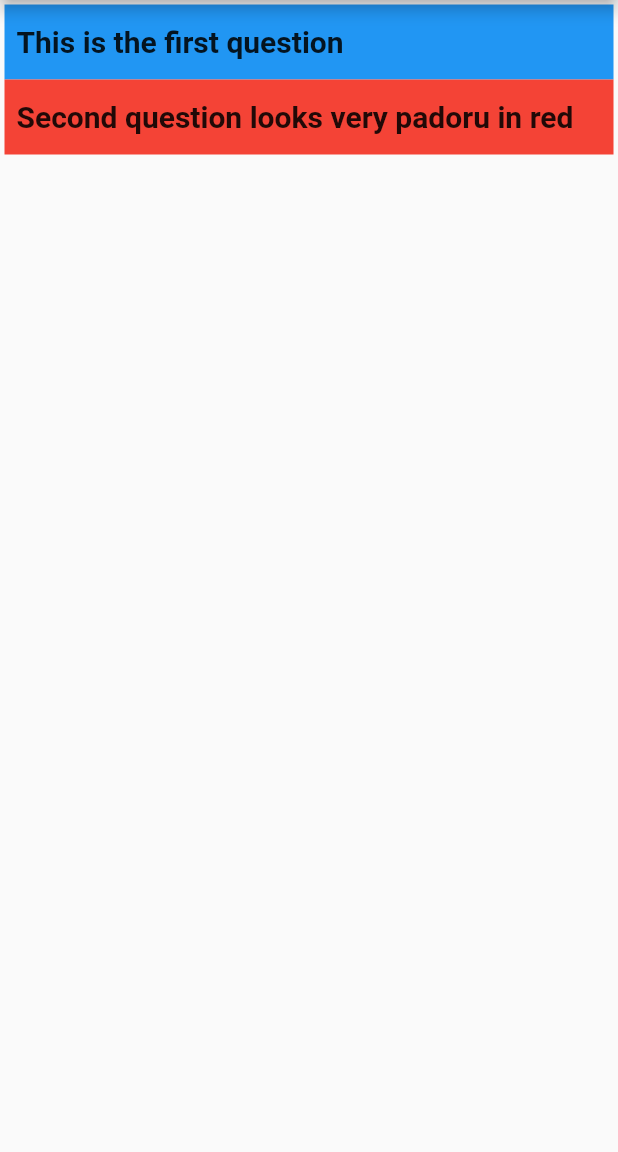
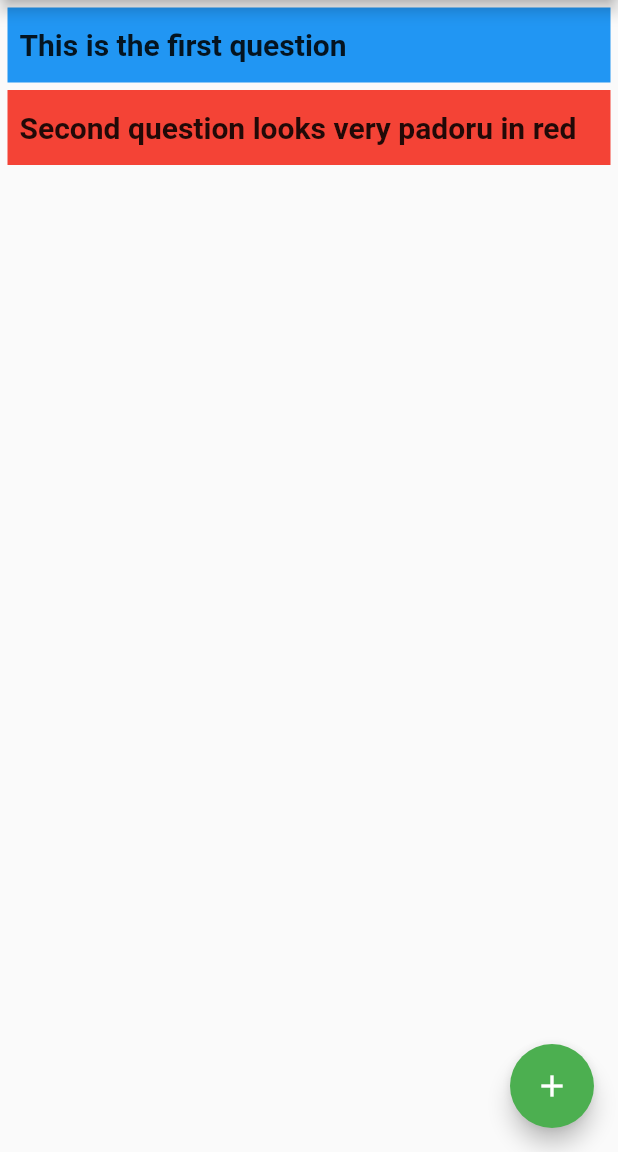
Before and after one commit to Educorreia932/FEUP-ESOF, a Flutter app: the screen it shows after launch, on a phone screen of 412 x 824 dp, the part 84-1236 px from its top. Run offline on Flutter 3.47's test engine with Material 2 defaults, Android fonts, the phone set to English and light mode, and no system bars.

Commit message:
floating button to add questions

```diff
--- a/ask_away/lib/main.dart
+++ b/ask_away/lib/main.dart
@@ -50,6 +50,10 @@ class MyHomePage extends StatefulWidget {
   _MyHomePageState createState() => _MyHomePageState();
 }
 
+void createQuestion(){
+  return;
+}
+
 class _MyHomePageState extends State<MyHomePage> {
   int _counter = 0;
 
@@ -59,11 +63,14 @@ class _MyHomePageState extends State<MyHomePage> {
         appBar: AppBar(
           title: Text(widget.title),
         ),
-        body: Center(
+        body: Stack(children: [
+          Container(
+            height: 520,
             child: ListView(
-            padding: const EdgeInsets.all(3),
+              padding: const EdgeInsets.symmetric(vertical: 0, horizontal: 5),
               children: <Widget>[
                 Container(
+                    margin: new EdgeInsets.only(top: 5),
                     padding: const EdgeInsets.all(8),
                     height: 50,
                     color: Colors.blue,
@@ -73,6 +80,7 @@ class _MyHomePageState extends State<MyHomePage> {
                             style: TextStyle(
                                 fontWeight: FontWeight.bold, fontSize: 20)))),
                 Container(
+                    margin: new EdgeInsets.only(top: 5),
                     padding: const EdgeInsets.all(8),
                     height: 50,
                     color: Colors.red,
@@ -83,6 +91,12 @@ class _MyHomePageState extends State<MyHomePage> {
                                 fontWeight: FontWeight.bold, fontSize: 20)))),
               ],
             ),
-        ));
+          ),
+        ]),
+      floatingActionButton: FloatingActionButton(
+        onPressed: createQuestion,
+        child: Icon(Icons.add),
+        backgroundColor: Colors.green,
+    ),);
   }
 }
```
Lines whose indentation alone changed are shown as unchanged.
